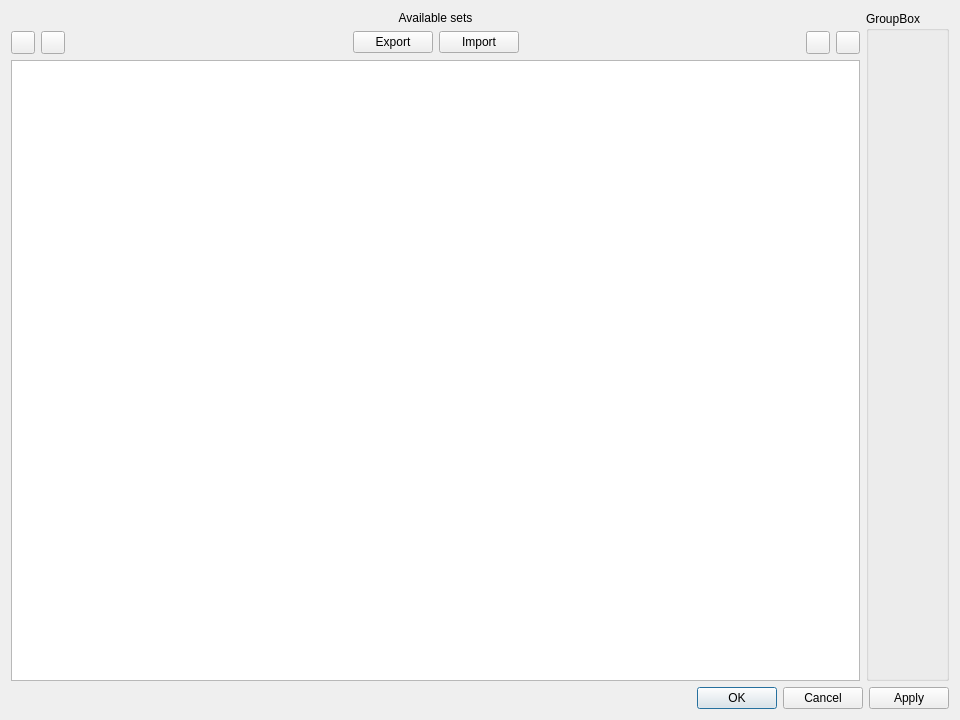
Before: the Qt Designer form src/ui/include/highlightersdialog.ui in nickbnf/glogg, drawn with Qt 5.
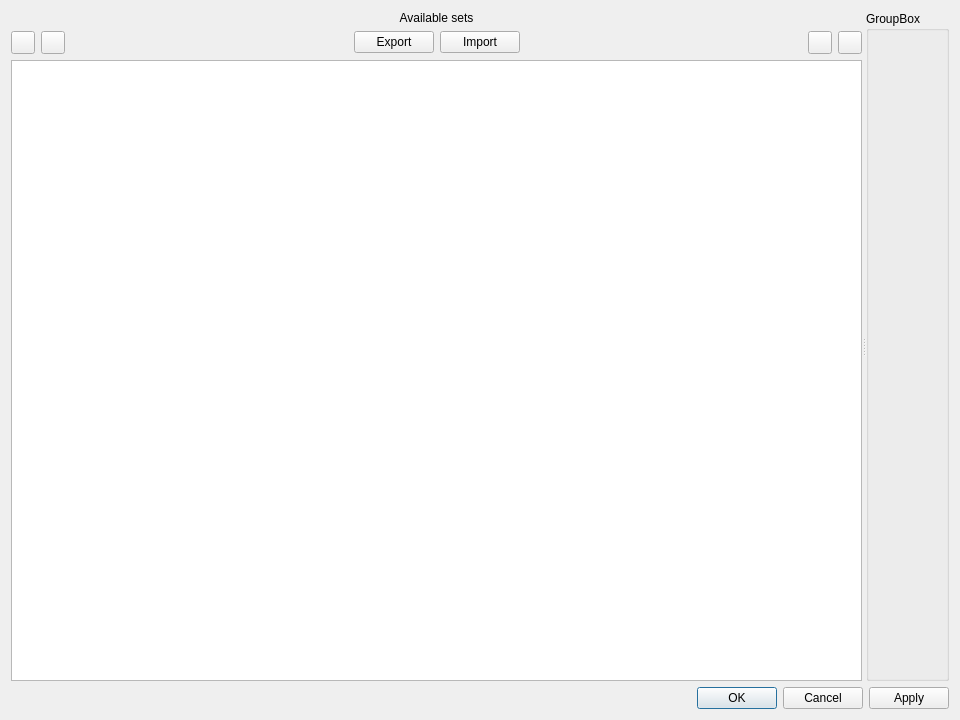
After: the same form once the commit is applied. Icons and pictures are not drawn.

Diff of the .ui file:
```diff
--- a/src/ui/include/highlightersdialog.ui
+++ b/src/ui/include/highlightersdialog.ui
@@ -15,8 +15,14 @@
   </property>
   <layout class="QVBoxLayout" name="verticalLayout_3">
    <item>
-    <layout class="QHBoxLayout" name="horizontalLayout">
-     <item>
+    <widget class="QSplitter" name="splitter">
+     <property name="orientation">
+      <enum>Qt::Horizontal</enum>
+     </property>
+     <property name="childrenCollapsible">
+      <bool>false</bool>
+     </property>
+     <widget class="QWidget" name="">
       <layout class="QVBoxLayout" name="verticalLayout">
        <item>
         <widget class="QLabel" name="label">
@@ -132,11 +138,17 @@
         </layout>
        </item>
        <item>
-        <widget class="QListWidget" name="highlighterListWidget"/>
+        <widget class="QListWidget" name="highlighterListWidget">
+         <property name="sizePolicy">
+          <sizepolicy hsizetype="MinimumExpanding" vsizetype="Expanding">
+           <horstretch>0</horstretch>
+           <verstretch>0</verstretch>
+          </sizepolicy>
+         </property>
+        </widget>
        </item>
       </layout>
-     </item>
-     <item>
+     </widget>
       <widget class="QGroupBox" name="groupBox">
        <property name="title">
         <string>GroupBox</string>
@@ -147,8 +159,7 @@
         </item>
        </layout>
       </widget>
-     </item>
-    </layout>
+    </widget>
    </item>
    <item>
     <widget class="QDialogButtonBox" name="buttonBox">
```
Lines whose indentation alone changed are shown as unchanged.
